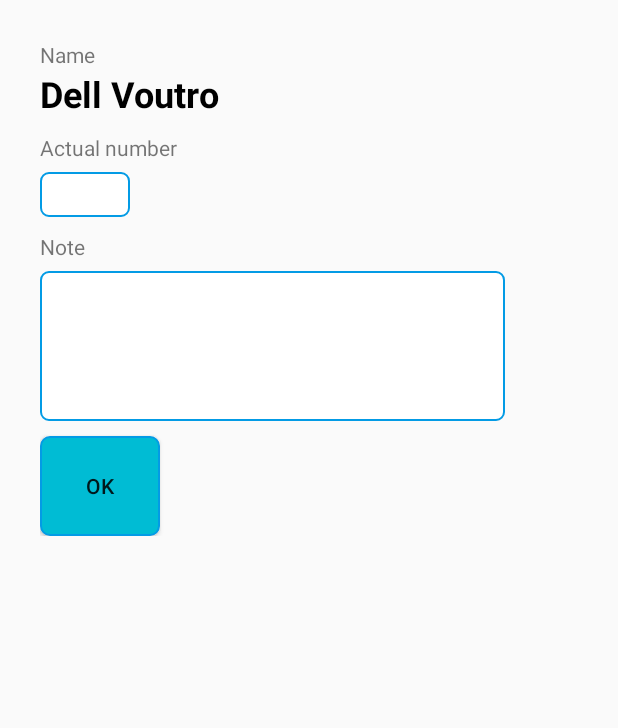
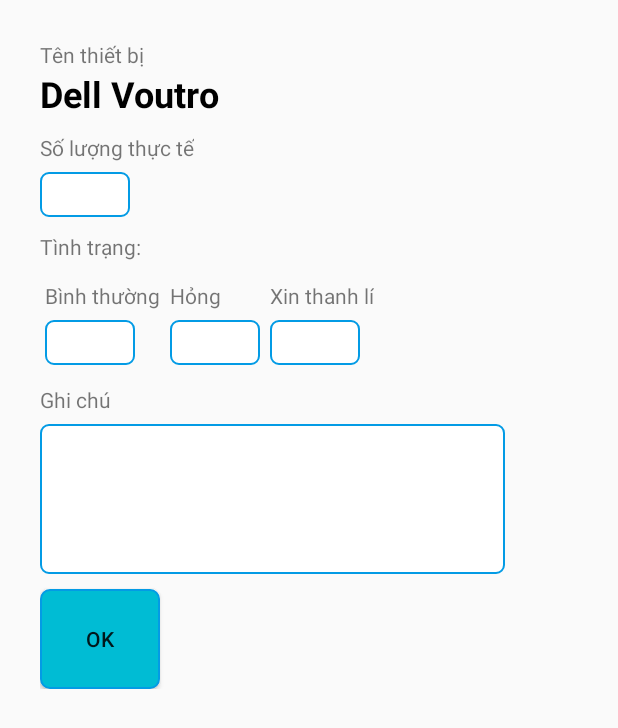
Before and after one commit to linnguyen/QR_Device_ScannerV1, an Android app: the layout dialog_row_inventory.xml on its own in the app's theme, with its tools: preview values and no code run, on a phone screen of 412 x 824 dp. Shown: the top 728 px of the screen. Run offline under Robolectric (Android 15) with nearby library versions, the phone set to English and light mode, and no system bars.

Commit message:
add more more data for inventory

```diff
--- a/app/src/main/res/layout/dialog_inventory_success.xml
+++ b/app/src/main/res/layout/dialog_inventory_success.xml
@@ -5,15 +5,15 @@
     android:layout_height="600px">
     <TextView
         android:id="@+id/success"
-        android:text="Success"
+        android:text="@string/success"
         android:textStyle="bold"
-        android:textSize="36dp"
+        android:textSize="34dp"
         android:layout_gravity="center"
         android:paddingTop="20dp"
         android:layout_width="wrap_content"
         android:layout_height="wrap_content" />
     <TextView
-        android:text="All inventory information are saved.Choose another labroom for your inventory."
+        android:text="@string/success_submit"
         android:paddingTop="50px"
         android:layout_gravity="center"
         android:layout_width="600px"
--- a/app/src/main/res/layout/dialog_row_inventory.xml
+++ b/app/src/main/res/layout/dialog_row_inventory.xml
@@ -5,7 +5,7 @@
     android:layout_width="match_parent"
     android:layout_height="match_parent">
     <TextView
-        android:text="Name"
+        android:text="@string/name_device_inventory"
         android:layout_width="wrap_content"
         android:layout_height="wrap_content" />
     <TextView
@@ -16,12 +16,12 @@
         android:layout_width="wrap_content"
         android:layout_height="wrap_content" />
     <TextView
-        android:text="Actual number"
+        android:text="@string/actual_number"
         android:layout_marginTop="15px"
         android:layout_width="wrap_content"
         android:layout_height="wrap_content" />
     <EditText
-        android:id="@+id/numberofDeviceLeft"
+        android:id="@+id/edNumberOfDeviceLeft"
         android:textSize="14dp"
         android:background="@drawable/row_shape"
         android:inputType="number"
@@ -29,12 +29,79 @@
         android:layout_width="60dp"
         android:layout_height="30dp" />
     <TextView
-        android:text="Note"
+        android:text="@string/status_device"
+        android:layout_marginTop="15px"
+        android:layout_width="wrap_content"
+        android:layout_height="wrap_content" />
+    <LinearLayout
+        android:orientation="horizontal"
+        android:layout_width="match_parent"
+        android:layout_height="wrap_content">
+        <LinearLayout
+            android:orientation="vertical"
+            android:layout_margin="5px"
+            android:layout_width="wrap_content"
+            android:layout_height="wrap_content">
+            <TextView
+                android:text="@string/normal_status"
+                android:layout_marginTop="15px"
+                android:layout_width="wrap_content"
+                android:layout_height="wrap_content" />
+            <EditText
+                android:id="@+id/edNumberOfNormalDevice"
+                android:textSize="14dp"
+                android:background="@drawable/row_shape"
+                android:inputType="number"
+                android:layout_marginTop="10px"
+                android:layout_width="60dp"
+                android:layout_height="30dp" />
+        </LinearLayout>
+        <LinearLayout
+            android:orientation="vertical"
+            android:layout_margin="5px"
+            android:layout_width="wrap_content"
+            android:layout_height="wrap_content">
+            <TextView
+                android:text="@string/broken_status"
+                android:layout_marginTop="15px"
+                android:layout_width="wrap_content"
+                android:layout_height="wrap_content" />
+            <EditText
+                android:id="@+id/edNumberOfBrokenDevice"
+                android:textSize="14dp"
+                android:background="@drawable/row_shape"
+                android:inputType="number"
+                android:layout_marginTop="10px"
+                android:layout_width="60dp"
+                android:layout_height="30dp" />
+        </LinearLayout>
+        <LinearLayout
+            android:orientation="vertical"
+            android:layout_margin="5px"
+            android:layout_width="wrap_content"
+            android:layout_height="wrap_content">
+            <TextView
+                android:text="@string/unuseded_status"
+                android:layout_marginTop="15px"
+                android:layout_width="wrap_content"
+                android:layout_height="wrap_content" />
+            <EditText
+                android:id="@+id/edNumberOfUnusedDevice"
+                android:textSize="14dp"
+                android:background="@drawable/row_shape"
+                android:inputType="number"
+                android:layout_marginTop="10px"
+                android:layout_width="60dp"
+                android:layout_height="30dp" />
+        </LinearLayout>
+    </LinearLayout>
+    <TextView
+        android:text="@string/note"
         android:layout_marginTop="15px"
         android:layout_width="wrap_content"
         android:layout_height="wrap_content" />
     <EditText
-        android:id="@+id/noteDevice"
+        android:id="@+id/edNoteDevice"
         android:textSize="14dp"
         android:gravity="top"
         android:background="@drawable/row_shape"
--- a/app/src/main/res/values/strings.xml
+++ b/app/src/main/res/values/strings.xml
@@ -21,4 +21,13 @@
     </string-array>
     <string name="title_activity_ware_house">WareHouse</string>
     <string name="qrscanner">Quét Mã QR</string>
+    <string name="actual_number">Số lượng thực tế</string>
+    <string name="name_device_inventory">Tên thiết bị</string>
+    <string name="note">Ghi chú</string>
+    <string name="status_device">Tình trạng:</string>
+    <string name="normal_status">Bình thường</string>
+    <string name="broken_status">Hỏng</string>
+    <string name="unuseded_status">Xin thanh lí</string>
+    <string name="success_submit">Tất cả thông tin kiểm kê đã được lưu thành công. Chọn phòng thực hành khác để kiểm kê.</string>
+    <string name="success">Thành Công</string>
 </resources>
```
Also changed, not shown: app/src/main/java/adapter/AdapterInventory.java (+6 -6 lines), app/src/main/java/com/example/ryne/qr_device_scanner/ActivityInventory.java (+52 -24 lines), app/src/main/java/model/InventoryLab.java (+31 -2 lines), app/src/main/res/layout/row_item_inventory.xml (+22 -6 lines), app/src/main/res/drawable/tick.png (added).
